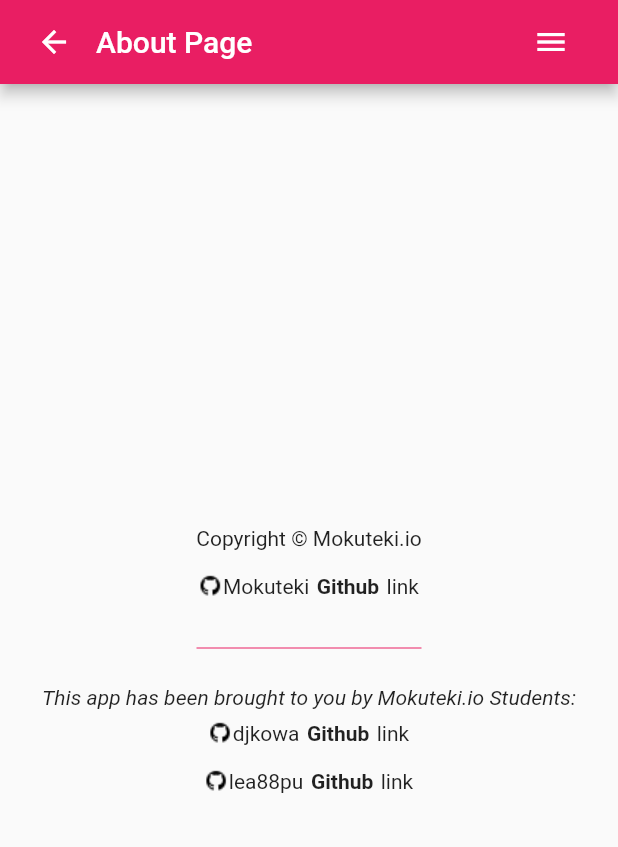
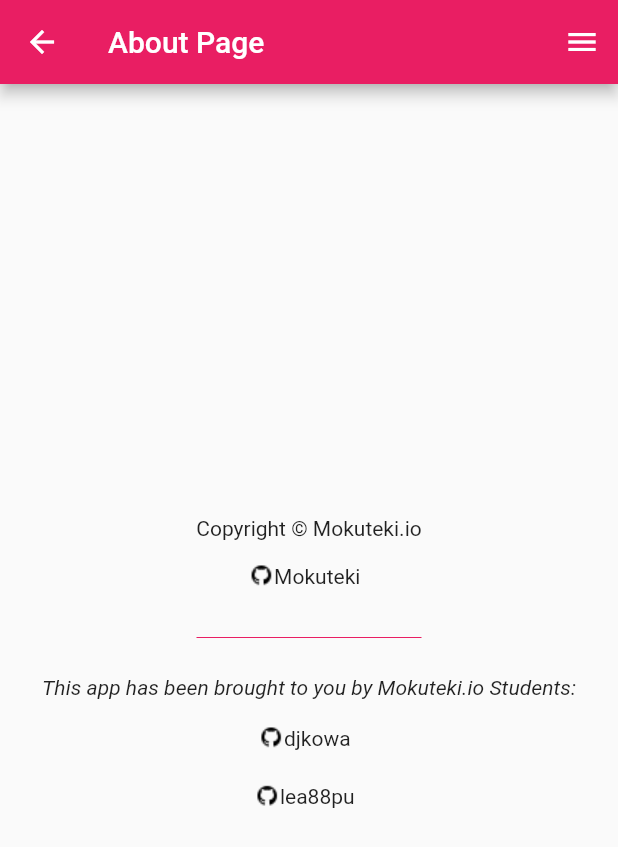
Before and after one commit to digitalnomadacademy/dart-playgrounds, a Flutter app: the screen it shows after launch, after a tap on the "menu" icon, after a tap on "About", on a phone screen of 412 x 824 dp. Shown: the top 847 px of the screen. Run offline on Flutter 3.47's test engine with Material 2 defaults, Android fonts, the phone set to English and light mode, and no system bars; our stand-ins replace percent_indicator.

```diff
--- a/lib/main.dart
+++ b/lib/main.dart
@@ -14,7 +14,7 @@ class MyApp extends StatelessWidget {
       providers: providers,
       child: MaterialApp(debugShowCheckedModeBanner: false,
         theme: ThemeData(
-          primarySwatch: Colors.pink,
+          primaryColor: Colors.pink,
         ),
         onGenerateRoute: Router.generator,
       ),
--- a/lib/ui_pages/about_page.dart
+++ b/lib/ui_pages/about_page.dart
@@ -1,44 +1,24 @@
 import 'package:flutter/material.dart';
-import 'package:playground_app/widgets/menu_button.dart';
-
+import 'package:playground_app/widgets/drawer.dart';
 import 'package:url_launcher/url_launcher.dart';
 
-import 'home.dart';
-
-class AboutPage extends StatefulWidget {
-  @override
-  _AboutPageState createState() => _AboutPageState();
-}
-
-class _AboutPageState extends State<AboutPage> {
+class AboutPage extends StatelessWidget {
   @override
   Widget build(BuildContext context) {
-    return MaterialApp(
-      debugShowCheckedModeBanner: false,
-      home: Scaffold(
+    return Scaffold(
+      endDrawer: CustomDrawer(),
       appBar: AppBar(
-            backgroundColor: Colors.pink,
-            title: Row(
-              children: <Widget>[
-                IconButton(alignment: Alignment.centerLeft,
-                  icon: Icon(Icons.arrow_back),
-                  onPressed: ()=>Navigator.push(context,MaterialPageRoute(
-                      builder: (context) => HomePage()
-                  )
+        title: Text('About Page'),
       ),
-                ),
-                Text('About Page'),
-                SizedBox(width: 175,),
-                MenuButton(),
-              ],)
-        ),
-        body: Center(
+      body: Padding(
+        padding: const EdgeInsets.all(16.0),
+        child: Center(
           child: Column(
             mainAxisAlignment: MainAxisAlignment.center,
             children: <Widget>[
               Padding(
                 padding: const EdgeInsets.all(8.0),
-                child: Text('Copyright © Mokuteki.io'),
+                child: Text('Copyright ©️ Mokuteki.io'),
               ),
               InkWell(
                 child: Padding(
@@ -46,18 +26,14 @@ class _AboutPageState extends State<AboutPage> {
                   child: Row(
                     mainAxisAlignment: MainAxisAlignment.center,
                     children: <Widget>[
-                          Image(image: AssetImage('images/GithubIcon.png'),),
+                      Image.asset('images/GithubIcon.png'),
                       Padding(
                         padding: EdgeInsets.only(right: 5),
-                            child:
-                            Text("Mokuteki"),
+                        child: Text("Mokuteki"),
                       ),
-                          Text("Github",
-                              style: TextStyle(fontWeight: FontWeight.bold)),
-                          Padding(
-                              padding: EdgeInsets.only(left: 5),
-                              child: Text('link')),
-                        ])),
+                    ],
+                  ),
+                ),
                 onTap: () async {
                   if (await canLaunch(
                       "https://github.com/mokuteki-io/dart-playgrounds")) {
@@ -69,30 +45,29 @@ class _AboutPageState extends State<AboutPage> {
               SizedBox(
                 width: 150,
                 height: 50,
-                child: Divider(color: Colors.pink,),
+                child: Divider(
+                  color: Colors.pink,
                 ),
-
-              Text(
+              ),
+              FittedBox(
+                child: Text(
                   "This app has been brought to you by Mokuteki.io Students:",
                   style: TextStyle(fontStyle: FontStyle.italic),
                 ),
-
+              ),
               InkWell(
                 child: Padding(
-                    padding: const EdgeInsets.all(8.0),
+                  padding: const EdgeInsets.all(18.0),
                   child: Row(
                     mainAxisAlignment: MainAxisAlignment.center,
                     children: <Widget>[
-                          Image(image: AssetImage('images/GithubIcon.png'),),
+                      Image.asset('images/GithubIcon.png'),
                       Padding(
                           padding: EdgeInsets.only(right: 5),
                           child: Text("djkowa")),
-                          Text("Github",
-                              style: TextStyle(fontWeight: FontWeight.bold)),
-                          Padding(
-                              padding: EdgeInsets.only(left: 5),
-                              child: Text('link')),
-                        ])),
+                    ],
+                  ),
+                ),
                 onTap: () async {
                   if (await canLaunch("https://github.com/djkowa")) {
                     await launch("https://github.com/djkowa");
@@ -101,20 +76,17 @@ class _AboutPageState extends State<AboutPage> {
               ),
               InkWell(
                 child: Padding(
-                    padding: const EdgeInsets.all(8.0),
+                  padding: const EdgeInsets.all(5.0),
                   child: Row(
                     mainAxisAlignment: MainAxisAlignment.center,
                     children: <Widget>[
-                          Image(image: AssetImage('images/GithubIcon.png'),),
+                      Image.asset('images/GithubIcon.png'),
                       Padding(
                           padding: EdgeInsets.only(right: 5),
                           child: Text("lea88pu")),
-                          Text("Github",
-                              style: TextStyle(fontWeight: FontWeight.bold)),
-                          Padding(
-                              padding: EdgeInsets.only(left: 5),
-                              child: Text('link')),
-                        ])),
+                    ],
+                  ),
+                ),
                 onTap: () async {
                   if (await canLaunch("https://github.com/lea88pu")) {
                     await launch("https://github.com/lea88pu");
--- a/lib/ui_pages/home.dart
+++ b/lib/ui_pages/home.dart
@@ -1,38 +1,19 @@
 import 'package:flutter/material.dart';
-import 'package:playground_app/observable_lessons/courses_observable.dart';
+import 'package:playground_app/widgets/courses_list.dart';
 import 'package:playground_app/widgets/drawer.dart';
-import 'package:playground_app/widgets/menu_button.dart';
-import 'package:provider/provider.dart';
 
-class HomePage extends StatefulWidget {
-  @override
-  _HomePageState createState() => _HomePageState();
-}
 
-class _HomePageState extends State<HomePage> {
+class HomePage extends StatelessWidget {
   @override
   Widget build(BuildContext context) {
-    return SafeArea(
-      child: MaterialApp(
-        debugShowCheckedModeBanner: false,
-        home: Scaffold(
-endDrawer: CustomDrawer(),
-          appBar: AppBar(
-            automaticallyImplyLeading: false,
-            title: Center(child: Text('Mokuteki.io Playgrounds')),
-            backgroundColor: Colors.pink,
-            actions: <Widget>[
-
-            ],
-          ),
-          body: Center(
-            child: Consumer<CoursesO>(
-              builder: (context, o, child) =>
-                  Text('there are ${o.courses.length} courses available'),
-            ),
-          ),
-        ),
+    return Scaffold(
+      endDrawer: CustomDrawer(),
+      appBar: AppBar(
+        automaticallyImplyLeading: false,
+        title: Text('Mokuteki.io Playgrounds'),
+        backgroundColor: Colors.pink,
       ),
+      body: CoursesList(),
     );
   }
 }
--- /dev/null
+++ b/lib/widgets/courses_list.dart
@@ -0,0 +1,40 @@
+import 'package:flutter/material.dart';
+import 'package:percent_indicator/percent_indicator.dart';
+import 'package:playground_app/observable_lessons/courses_observable.dart';
+import 'package:provider/provider.dart';
+
+class CoursesList extends StatefulWidget {
+  @override
+  _CoursesListState createState() => _CoursesListState();
+}
+
+class _CoursesListState extends State<CoursesList> {
+  @override
+  Widget build(BuildContext context) {
+    return Consumer<CoursesO>(
+      builder: (context, model, child) => ListView.separated(
+        separatorBuilder: (context, index) => Divider(thickness: 2),
+        itemCount: model.courses.length,
+        itemBuilder: (
+          context,
+          index,
+        ) {
+          return ListTile(
+            title: Text(
+              '${model.courses[index].name}',
+              style: TextStyle(color: model.courses[index].color),
+            ),
+            subtitle: Text('${model.courses[index].description}'),
+            trailing: CircularPercentIndicator(
+              radius: 40,
+              percent: model.courses[index].progress,
+              center: Text('${model.courses[index].progress}%'),
+              lineWidth: 4.0,
+              progressColor: Colors.pink,
+            ),
+          );
+        },
+      ),
+    );
+  }
+}
--- a/lib/widgets/drawer.dart
+++ b/lib/widgets/drawer.dart
@@ -1,6 +1,5 @@
 import 'package:flutter/material.dart';
-import 'package:playground_app/ui_pages/about_page.dart';
-
+import 'package:playground_app/router/router.dart';
 
 class CustomDrawer extends StatelessWidget {
   const CustomDrawer({
@@ -9,22 +8,23 @@ class CustomDrawer extends StatelessWidget {
 
   @override
   Widget build(BuildContext context) {
-    return Container(color: Colors.white,
+    return Container(
+      color: Colors.white,
       width: 200,
       child: Column(
         children: <Widget>[
           Padding(
             padding: const EdgeInsets.all(28.0),
             child: FlatButton(
-              child: Text('About',style: TextStyle(fontSize: 20,fontStyle: FontStyle.italic) ),
+              child: Text(
+                'About',
+                    style: TextStyle(fontSize: 20,
+                    fontStyle: FontStyle.italic),
+              ),
               onPressed: () =>
-                  Navigator.push(context, MaterialPageRoute(
-                      builder: (context) =>
-                          AboutPage())
-                  ),
+                  Navigator.pushNamed(context, RouteName.aboutPage),
             ),
           ),
-
         ],
       ),
     );
--- a/pubspec.yaml
+++ b/pubspec.yaml
@@ -21,6 +21,7 @@ dependencies:
     sdk: flutter
   provider: ^3.2.0
   url_launcher: any
+  percent_indicator: ^2.1.1+1
 
 
   # The following adds the Cupertino Icons font to your application.
```
Also changed, not shown: pubspec.lock. Lines whose indentation alone changed are shown as unchanged.
